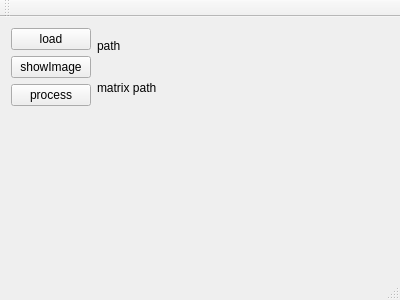
First picture: the form in mainwindow.ui, repository h005/3DfeatureCheck, before the edit.
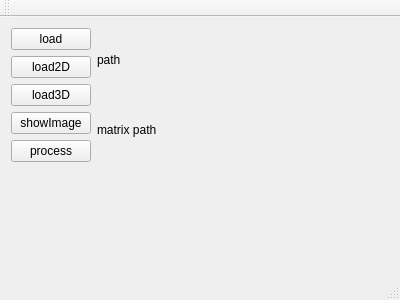
Second picture: the form after the edit.

```diff
--- a/mainwindow.ui
+++ b/mainwindow.ui
@@ -29,6 +29,20 @@
           </property>
          </widget>
         </item>
+        <item>
+         <widget class="QPushButton" name="load2D">
+          <property name="text">
+           <string>load2D</string>
+          </property>
+         </widget>
+        </item>
+        <item>
+         <widget class="QPushButton" name="load3D">
+          <property name="text">
+           <string>load3D</string>
+          </property>
+         </widget>
+        </item>
         <item>
          <widget class="QPushButton" name="showImage">
           <property name="text">
```
